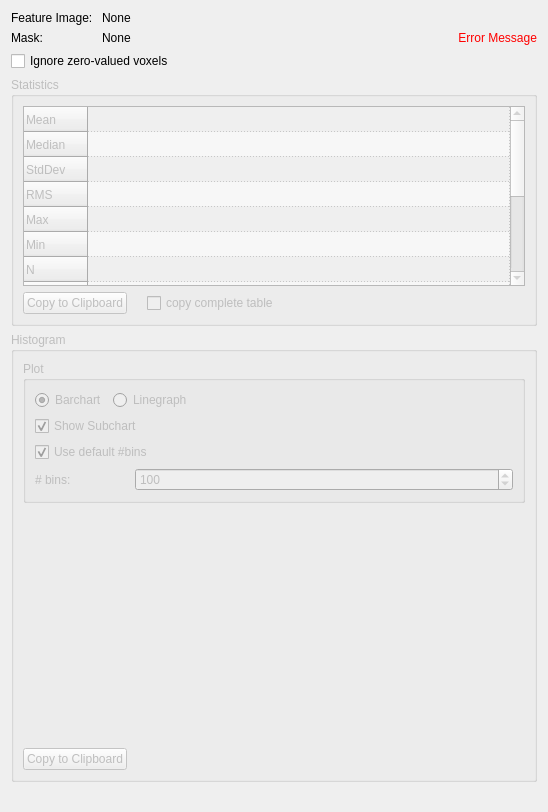
The window that Plugins/org.mitk.gui.qt.measurementtoolbox/src/internal/QmitkImageStatisticsViewControls.ui (MITK/MITK) describes before a commit, drawn with Qt 5.
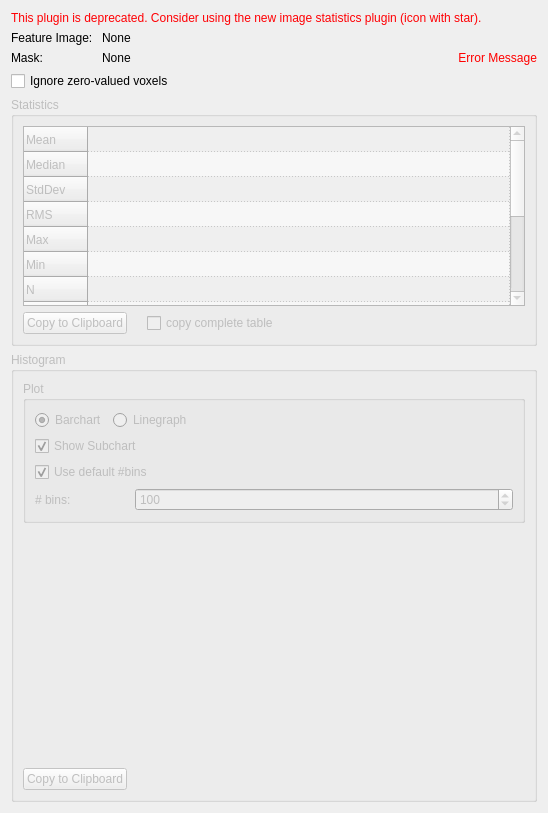
The same window after the commit. Custom widgets are drawn as their Qt base class.

Commit message: Added new image statistics plugin

```diff
--- a/Plugins/org.mitk.gui.qt.measurementtoolbox/src/internal/QmitkImageStatisticsViewControls.ui
+++ b/Plugins/org.mitk.gui.qt.measurementtoolbox/src/internal/QmitkImageStatisticsViewControls.ui
@@ -17,6 +17,104 @@
    <string>Form</string>
   </property>
   <layout class="QVBoxLayout" name="verticalLayout_4">
+   <item>
+    <widget class="QLabel" name="label_3">
+     <property name="palette">
+      <palette>
+       <active>
+        <colorrole role="WindowText">
+         <brush brushstyle="SolidPattern">
+          <color alpha="255">
+           <red>255</red>
+           <green>0</green>
+           <blue>4</blue>
+          </color>
+         </brush>
+        </colorrole>
+        <colorrole role="Text">
+         <brush brushstyle="SolidPattern">
+          <color alpha="255">
+           <red>255</red>
+           <green>0</green>
+           <blue>4</blue>
+          </color>
+         </brush>
+        </colorrole>
+        <colorrole role="ButtonText">
+         <brush brushstyle="SolidPattern">
+          <color alpha="255">
+           <red>255</red>
+           <green>0</green>
+           <blue>4</blue>
+          </color>
+         </brush>
+        </colorrole>
+       </active>
+       <inactive>
+        <colorrole role="WindowText">
+         <brush brushstyle="SolidPattern">
+          <color alpha="255">
+           <red>255</red>
+           <green>0</green>
+           <blue>4</blue>
+          </color>
+         </brush>
+        </colorrole>
+        <colorrole role="Text">
+         <brush brushstyle="SolidPattern">
+          <color alpha="255">
+           <red>255</red>
+           <green>0</green>
+           <blue>4</blue>
+          </color>
+         </brush>
+        </colorrole>
+        <colorrole role="ButtonText">
+         <brush brushstyle="SolidPattern">
+          <color alpha="255">
+           <red>255</red>
+           <green>0</green>
+           <blue>4</blue>
+          </color>
+         </brush>
+        </colorrole>
+       </inactive>
+       <disabled>
+        <colorrole role="WindowText">
+         <brush brushstyle="SolidPattern">
+          <color alpha="255">
+           <red>120</red>
+           <green>120</green>
+           <blue>120</blue>
+          </color>
+         </brush>
+        </colorrole>
+        <colorrole role="Text">
+         <brush brushstyle="SolidPattern">
+          <color alpha="255">
+           <red>120</red>
+           <green>120</green>
+           <blue>120</blue>
+          </color>
+         </brush>
+        </colorrole>
+        <colorrole role="ButtonText">
+         <brush brushstyle="SolidPattern">
+          <color alpha="255">
+           <red>120</red>
+           <green>120</green>
+           <blue>120</blue>
+          </color>
+         </brush>
+        </colorrole>
+       </disabled>
+      </palette>
+     </property>
+     <property name="text">
+      <string>This plugin is deprecated. Consider using the new image statistics plugin (icon with star).</string>
+     </property>
+    </widget>
+   </item>
    <item>
     <layout class="QGridLayout" name="gridLayout_2">
      <item row="0" column="0">
```
The commit also changes 70 other files.
